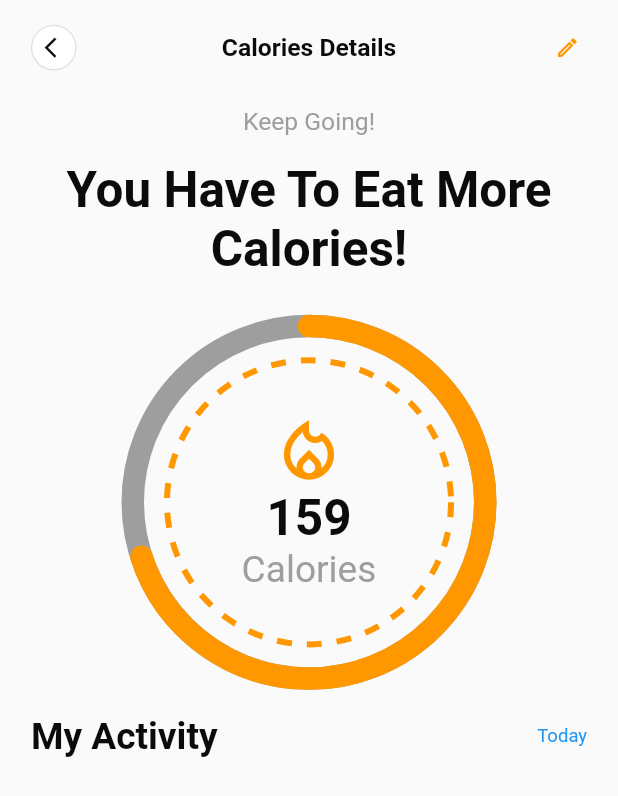
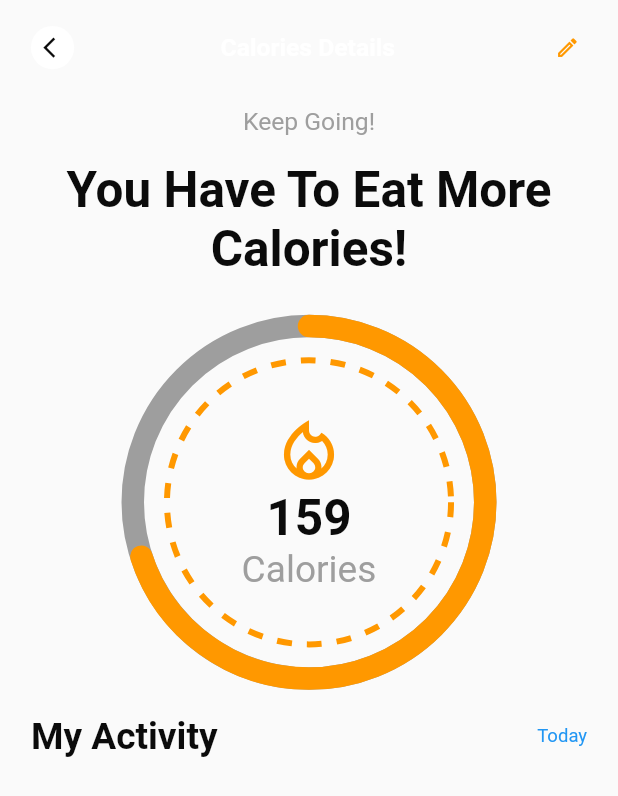
Before and after one commit to naqeeb9a/warehouse-gym, a Flutter app: the CaloriesDetails screen opened directly, on a phone screen of 412 x 824 dp. Shown: the top 796 px of the screen. Run offline on Flutter 3.47's test engine with Material 2 defaults, Android fonts, the phone set to English and light mode, and no system bars; drawn by our look-alikes of dotted_border, percent_indicator; our stand-ins replace carousel_slider, expandable, fl_chart; network calls fail.

Commit message:
[atif]: my_cart.dart

```diff
--- a/lib/screens/login.dart
+++ b/lib/screens/login.dart
@@ -89,9 +89,6 @@
                     pop(context);
                   },
                   child: CircleAvatar(
-                    radius: dynamicWidth(context, 0.037),
-                    backgroundColor: myGrey.withOpacity(0.3),
-                    child: CircleAvatar(
                     radius: dynamicWidth(context, 0.035),
                     backgroundColor: myWhite,
                     child: Padding(
@@ -104,14 +101,13 @@
                       ),
                     ),
                   ),
-                  ),
                 )
               : Container()
           : Container(),
       (centerCheck == true)
           ? Align(
               alignment: Alignment.center,
-              child: text(context, centerText, 0.04, myBlack, bold: true))
+              child: text(context, centerText, 0.04, myWhite, bold: true))
           : text(context, "Need Help?", 0.03, myGrey),
       centerCheck == true
           ? CircleAvatar(
--- a/lib/screens/my_cart.dart
+++ b/lib/screens/my_cart.dart
@@ -1,4 +1,5 @@
 import 'package:flutter/material.dart';
+import 'package:warehouse_gym/utils/config.dart';
 import 'package:warehouse_gym/utils/dynamic_sizes.dart';
 import 'package:warehouse_gym/widgets/essential_widgets.dart';
 
@@ -11,6 +12,7 @@
   Widget build(BuildContext context) {
     return SafeArea(
       child: Scaffold(
+        backgroundColor: myBlack,
         body: Padding(
           padding: EdgeInsets.symmetric(
             horizontal: dynamicWidth(context, 0.05),
--- a/lib/screens/payment_screen.dart
+++ b/lib/screens/payment_screen.dart
@@ -39,6 +39,7 @@
                         context,
                         true,
                         centerCheck: true,
+                        back: true,
                       ),
                       text(
                         context,
```
Also changed, not shown: lib/screens/cart.dart (+8 -9 lines), lib/widgets/essential_widgets.dart (+18 -3 lines). Lines whose indentation alone changed are shown as unchanged.
